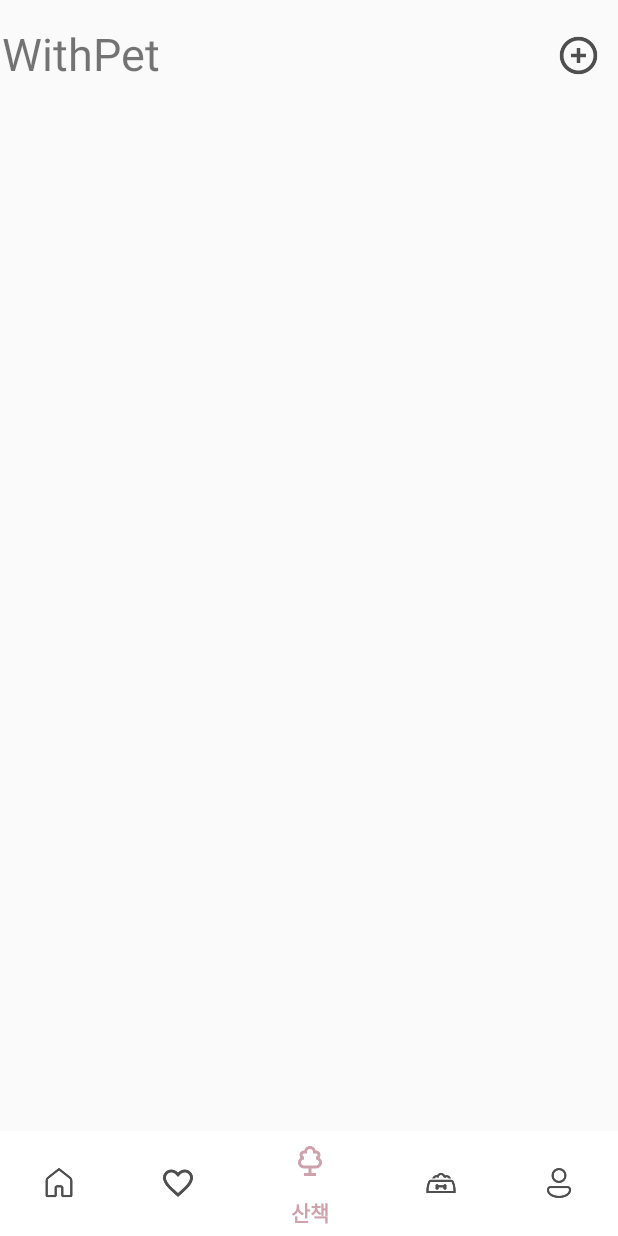
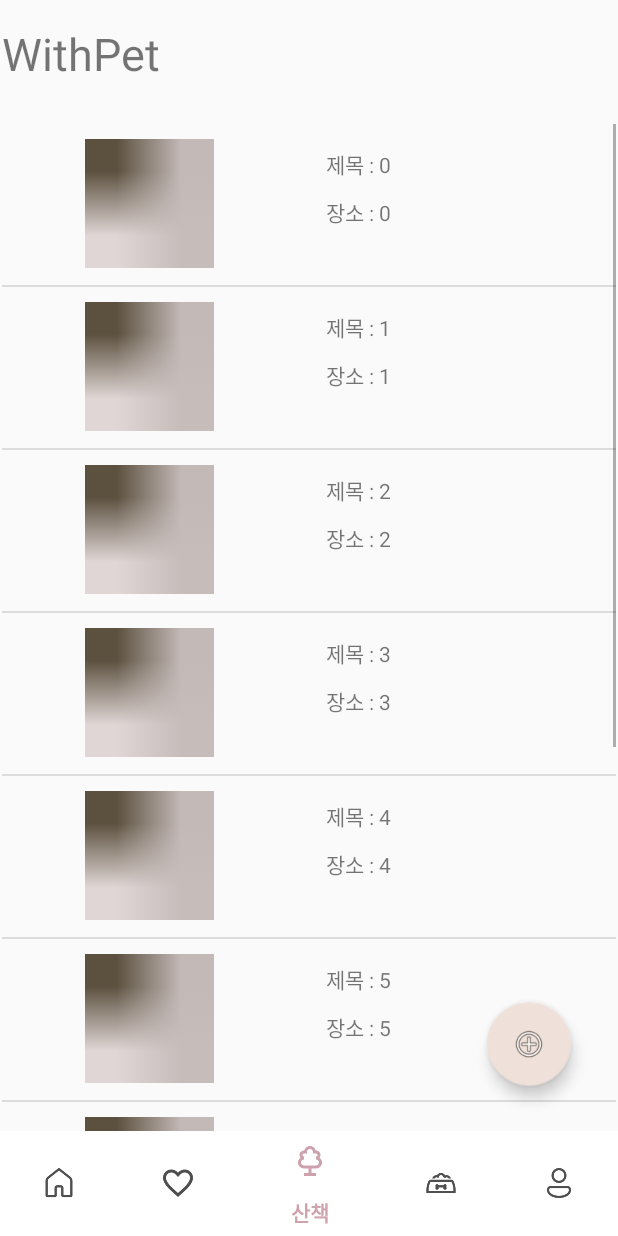
Before and after one commit to sj960126/Moble_04, an Android app: the screen it shows after launch (MainActivity), item 3 of the bottom bar chosen, on a phone screen of 412 x 824 dp. Run offline under Robolectric (Android 15) with nearby library versions, the phone set to English and light mode, and no system bars; our stand-ins replace Firebase (no records; nobody signed in at launch, a user with empty details on screens opened directly).

Commit message:
산책UI 결합

```diff
--- a/WithPet/app/src/main/java/com/example/withpet/Menu3frag.java
+++ b/WithPet/app/src/main/java/com/example/withpet/Menu3frag.java
@@ -1,27 +1,115 @@
 package com.example.withpet;
 
+import android.content.Context;
+import android.content.Intent;
 import android.os.Bundle;
 import android.view.LayoutInflater;
 import android.view.View;
 import android.view.ViewGroup;
+import android.widget.AdapterView;
+import android.widget.ArrayAdapter;
 import android.widget.Button;
+import android.widget.ImageView;
+import android.widget.ListView;
+import android.widget.TextView;
+import android.widget.Toast;
 
 import androidx.annotation.NonNull;
 import androidx.annotation.Nullable;
 import androidx.fragment.app.Fragment;
 
-//Walk page
+import com.google.android.material.floatingactionbutton.FloatingActionButton;
+
+import java.util.ArrayList;
+
 public class Menu3frag extends Fragment {
 
     private View rootview;
+    private ArrayList<Walk_news> walkfeed = new ArrayList<Walk_news>();
+    private Walk_Adapter adpater;
+    private FloatingActionButton walkFab_write;
 
     @Nullable
     @Override
     public View onCreateView(@NonNull LayoutInflater inflater, @Nullable ViewGroup container, @Nullable Bundle savedInstanceState) {
         rootview = inflater.inflate(R.layout.activity_walk,container,false);
-        Button btn1 = (Button) rootview.findViewById(R.id.walkBtn_write);
+        adpater  = new Walk_Adapter(getActivity(), android.R.layout.simple_list_item_1, walkfeed);
 
-        btn1.setBackgroundResource(R.drawable.iconadd);
+
+        walkFab_write = (FloatingActionButton) rootview.findViewById(R.id.fab);
+        walkFab_write.setOnClickListener(new View.OnClickListener() {
+            @Override
+            public void onClick(View view) {
+                Intent intent = new Intent(getContext(), Walk_boardwrite.class);
+                startActivity(intent);
+
+            }
+        });
+
+
+        ListView listVN = rootview.findViewById(R.id.list);
+        listVN.setAdapter(adpater);
+        retrieveUsers();// ListView
+
+        listVN.setOnItemClickListener(listener);
+
         return rootview;
     }
+
+
+    AdapterView.OnItemClickListener listener = new AdapterView.OnItemClickListener() {
+        @Override
+        public void onItemClick(AdapterView<?> adapterView, View view, int i, long l) {
+            //제목 값 가져올수 있다.
+            Toast.makeText(view.getContext(), "뭐가 나올까 : "+walkfeed.get(i).getTitle(), Toast.LENGTH_SHORT).show(); // list 안에 값 갖고온다. 휴
+      //      Intent intent  = new Intent(view.getContext(), test.class);
+     //       startActivity(intent);
+        }
+    };
+
+    //=======================
+    //  LIST VIEW adapter
+    //=======================
+    private void retrieveUsers(){
+        for(int i =0; i < 10; i++){
+            walkfeed.add(new Walk_news("제목 : " + i, "장소 : " + i, R.mipmap.dog));
+        }
+    }
+
+    public class Walk_Adapter extends ArrayAdapter {
+        Context mContext;
+
+        public Walk_Adapter(@NonNull Context context, int resource, @NonNull ArrayList<Walk_news> objects) {
+            super(context, resource, objects);
+            mContext = context;
+        }
+
+        @NonNull
+        @Override
+        public View getView(final int position, View convertView, ViewGroup parent){
+            View view = null;
+            if(convertView == null){
+                view = View.inflate(mContext, R.layout.activity_walk_custom, null);
+            }else{
+                view = convertView;
+            }
+            Walk_news news = walkfeed.get(position);
+            TextView title = (TextView)view.findViewById(R.id.walk_contents);
+            TextView content = (TextView)view.findViewById(R.id.walk_content);
+            ImageView img = (ImageView)view.findViewById(R.id.imageView);
+
+            title.setText(news.getTitle());
+            content.setText(news.getContext());
+            img.setImageResource(news.getImgUri());
+
+            /*LinearLayout click = (LinearLayout)convertView.findViewById(R.id.walk_list);
+            click.setOnClickListener(new View.OnClickListener() {
+                @Override
+                public void onClick(View view) {
+                    Toast.makeText(view.getContext(), "dasd", Toast.LENGTH_SHORT).show();
+                }
+            });*/
+            return view;
+        }
+    }
 }
--- /dev/null
+++ b/WithPet/app/src/main/java/com/example/withpet/Walk_news.java
@@ -0,0 +1,25 @@
+package com.example.withpet;
+
+public class Walk_news {
+    String title;
+    String context;
+    int imgUri;
+
+    Walk_news (String title, String context, int imgUri){
+        this.title = title;
+        this.context = context;
+        this.imgUri = imgUri;
+    }
+
+    public String getTitle() { return title;}
+
+    public void setTitle(String title){ this.title = title;}
+
+    public String getContext() { return context;}
+
+    public void setContext(String context){ this.context = context;}
+
+    public int getImgUri() { return imgUri;}
+
+    public void setImgUri() { this.imgUri = imgUri;}
+}
--- a/WithPet/app/src/main/res/layout/activity_walk.xml
+++ b/WithPet/app/src/main/res/layout/activity_walk.xml
@@ -24,13 +24,38 @@
             android:text="@string/app_name"
             android:textSize="30sp" />
 
-        <Button
-            android:id="@+id/walkBtn_write"
-            android:layout_width="30dp"
-            android:layout_height="30dp"
-            android:layout_marginRight="10dp"
-            android:backgroundTint="@color/text"/>
+
 
     </LinearLayout>
 
+    <LinearLayout
+        android:layout_width="412dp"
+        android:layout_height="671dp"
+        android:orientation="horizontal"
+        app:layout_constraintBottom_toBottomOf="parent"
+        app:layout_constraintEnd_toEndOf="parent"
+        app:layout_constraintStart_toStartOf="parent">
+
+        <ListView
+            android:id="@+id/list"
+            android:layout_width="match_parent"
+            android:layout_height="match_parent"
+            app:layout_constraintRight_toRightOf="parent"
+            app:layout_constraintStart_toStartOf="parent" />
+    </LinearLayout>
+
+    <com.google.android.material.floatingactionbutton.FloatingActionButton
+        android:id="@+id/fab"
+        android:layout_width="wrap_content"
+        android:layout_height="wrap_content"
+        android:layout_marginRight="30dp"
+        android:layout_marginBottom="30dp"
+        android:clickable="true"
+        app:backgroundTint="@color/c1"
+        app:layout_constraintBottom_toBottomOf="parent"
+        app:layout_constraintRight_toRightOf="parent"
+        app:rippleColor="@android:color/white"
+        app:srcCompat="@android:drawable/ic_menu_add"
+        tools:ignore="MissingConstraints" />
+
 </androidx.constraintlayout.widget.ConstraintLayout>
--- /dev/null
+++ b/WithPet/app/src/main/res/layout/activity_walk_custom.xml
@@ -0,0 +1,50 @@
+<?xml version="1.0" encoding="utf-8"?>
+<androidx.constraintlayout.widget.ConstraintLayout xmlns:android="http://schemas.android.com/apk/res/android"
+    xmlns:app="http://schemas.android.com/apk/res-auto"
+    xmlns:tools="http://schemas.android.com/tools"
+    android:layout_width="match_parent"
+    android:layout_height="wrap_content"
+    android:orientation="horizontal">
+
+    <ImageView
+        android:id="@+id/imageView"
+        android:layout_width="165dp"
+        android:layout_height="86dp"
+        android:layout_marginStart="16dp"
+        android:layout_marginLeft="16dp"
+        android:layout_marginTop="10dp"
+        android:layout_marginBottom="11dp"
+        app:layout_constraintBottom_toBottomOf="parent"
+        app:layout_constraintStart_toStartOf="parent"
+        app:layout_constraintTop_toTopOf="parent"
+        app:srcCompat="@mipmap/dog" />
+
+    <TextView
+        android:id="@+id/walk_contents"
+        android:layout_width="164dp"
+        android:layout_height="32dp"
+        android:layout_marginStart="35dp"
+        android:layout_marginLeft="35dp"
+        android:layout_marginTop="16dp"
+        android:layout_marginEnd="31dp"
+        android:layout_marginRight="31dp"
+        android:layout_marginBottom="27dp"
+        android:text="TextView"
+        app:layout_constraintBottom_toTopOf="@+id/walk_content"
+        app:layout_constraintEnd_toEndOf="parent"
+        app:layout_constraintStart_toEndOf="@+id/imageView"
+        app:layout_constraintTop_toTopOf="parent" />
+
+    <TextView
+        android:id="@+id/walk_content"
+        android:layout_width="164dp"
+        android:layout_height="32dp"
+        android:layout_marginStart="35dp"
+        android:layout_marginLeft="35dp"
+        android:layout_marginEnd="31dp"
+        android:layout_marginRight="31dp"
+        android:text="TextView"
+        app:layout_constraintEnd_toEndOf="parent"
+        app:layout_constraintStart_toEndOf="@+id/imageView"
+        app:layout_constraintTop_toBottomOf="@+id/walk_contents" />
+</androidx.constraintlayout.widget.ConstraintLayout>
```
Also changed, not shown: WithPet/app/src/main/AndroidManifest.xml (+8 -6 lines), WithPet/app/src/main/java/com/example/withpet/Test.java (added, +14 -0 lines), WithPet/app/src/main/java/com/example/withpet/Walk_boardwrite.java (added, +36 -0 lines), WithPet/app/src/main/java/com/example/withpet/Walk_imageAdapter.java (added, +45 -0 lines), WithPet/app/src/main/res/layout/activity_test.xml (added, +24 -0 lines), WithPet/app/src/main/res/layout/activity_walk_boardwrite.xml (added, +132 -0 lines), WithPet/app/src/main/res/mipmap-anydpi-v26/dog.jpg (added).
